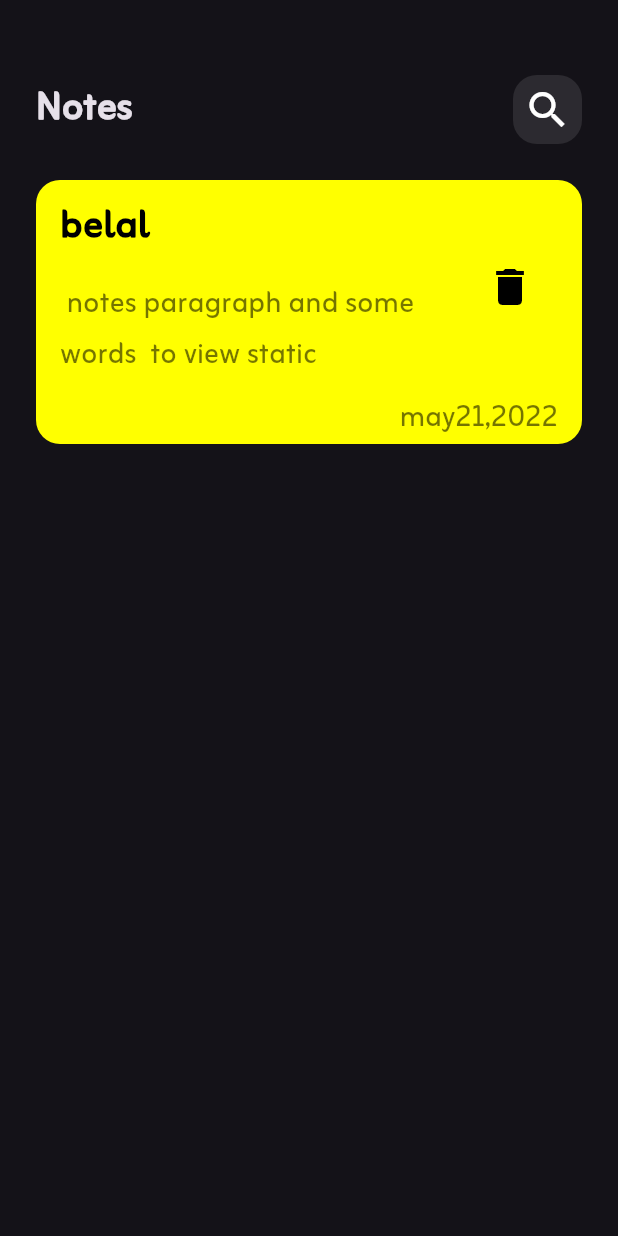
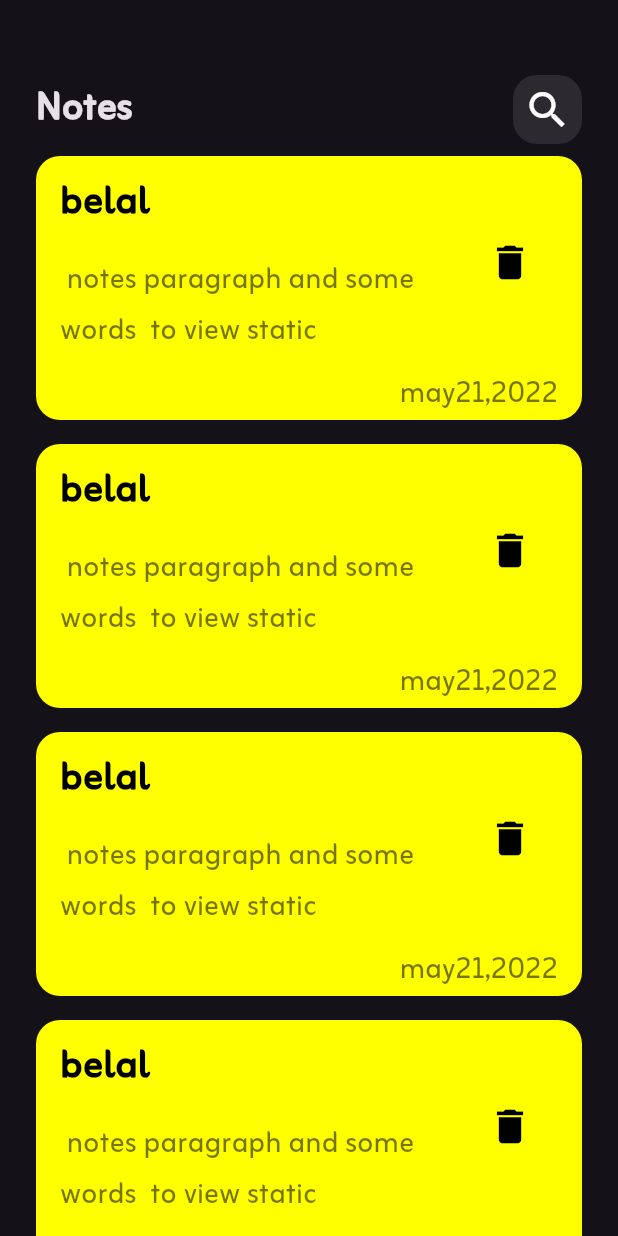
Before and after one commit to belal123456/myNotes, a Flutter app: the screen it shows after launch, on a phone screen of 412 x 824 dp. Run offline on Flutter 3.47's test engine with Material 3 defaults, Android fonts, the phone set to English and light mode, and no system bars.

Commit message:
create list view builder that will view the notes

```diff
--- a/lib/views/widgets/custom_notes_view.dart
+++ b/lib/views/widgets/custom_notes_view.dart
@@ -5,12 +5,7 @@ class NotesCards extends StatelessWidget {
 
   @override
   Widget build(BuildContext context) {
-    return Padding(
-      padding: const EdgeInsets.only(
-        top: 24,
-        bottom: 24,
-      ),
-      child: Container(
+    return Container(
       decoration: BoxDecoration(
         color: Colors.yellowAccent,
         borderRadius: BorderRadius.circular(16),
@@ -41,7 +36,7 @@ class NotesCards extends StatelessWidget {
                 onPressed: () {},
                 icon: const Icon(Icons.delete),
                 color: Colors.black,
-                  iconSize: 32,
+                iconSize: 30,
               )),
           const Padding(
             padding: EdgeInsets.only(right: 16),
@@ -52,7 +47,6 @@ class NotesCards extends StatelessWidget {
           )
         ],
       ),
-      ),
     );
   }
 }
--- /dev/null
+++ b/lib/views/widgets/notesViewList.dart
@@ -0,0 +1,19 @@
+import 'package:flutter/material.dart';
+import 'package:notes/views/widgets/custom_notes_view.dart';
+
+class NotesList extends StatelessWidget {
+  const NotesList({super.key});
+
+  @override
+  Widget build(BuildContext context) {
+    return ListView.builder(
+      itemCount: 20,
+      itemBuilder: (BuildContext context, int index) {
+        return const Padding(
+          padding: EdgeInsets.symmetric(vertical: 8),
+          child: NotesCards(),
+        );
+      },
+    );
+  }
+}
--- a/lib/views/widgets/notes_view_body.dart
+++ b/lib/views/widgets/notes_view_body.dart
@@ -1,6 +1,7 @@
 import 'package:flutter/material.dart';
 import 'package:notes/views/widgets/custom_app_bar.dart';
-import 'package:notes/views/widgets/custom_notes_view.dart';
+
+import 'package:notes/views/widgets/notesViewList.dart';
 
 class NotesViewBody extends StatelessWidget {
   const NotesViewBody({super.key});
@@ -15,7 +16,7 @@ class NotesViewBody extends StatelessWidget {
             height: 50,
           ),
           CustomAppBar(),
-          NotesCards(),
+          Expanded(child: NotesList()),
         ],
       ),
     );
```
Lines whose indentation alone changed are shown as unchanged.
